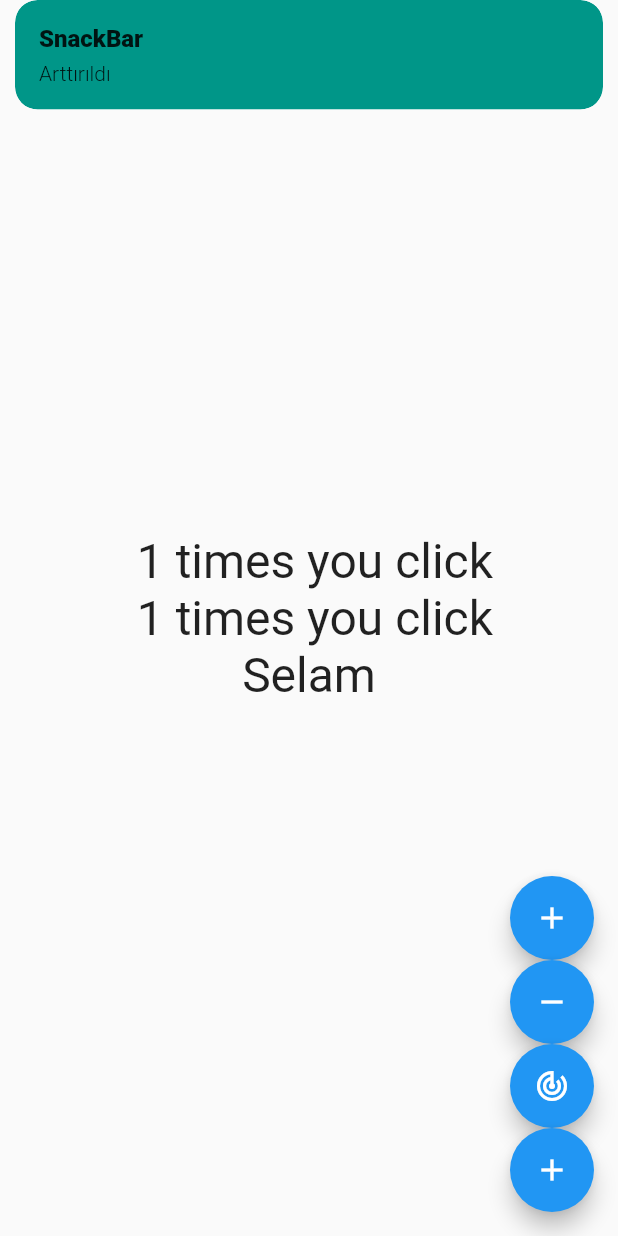
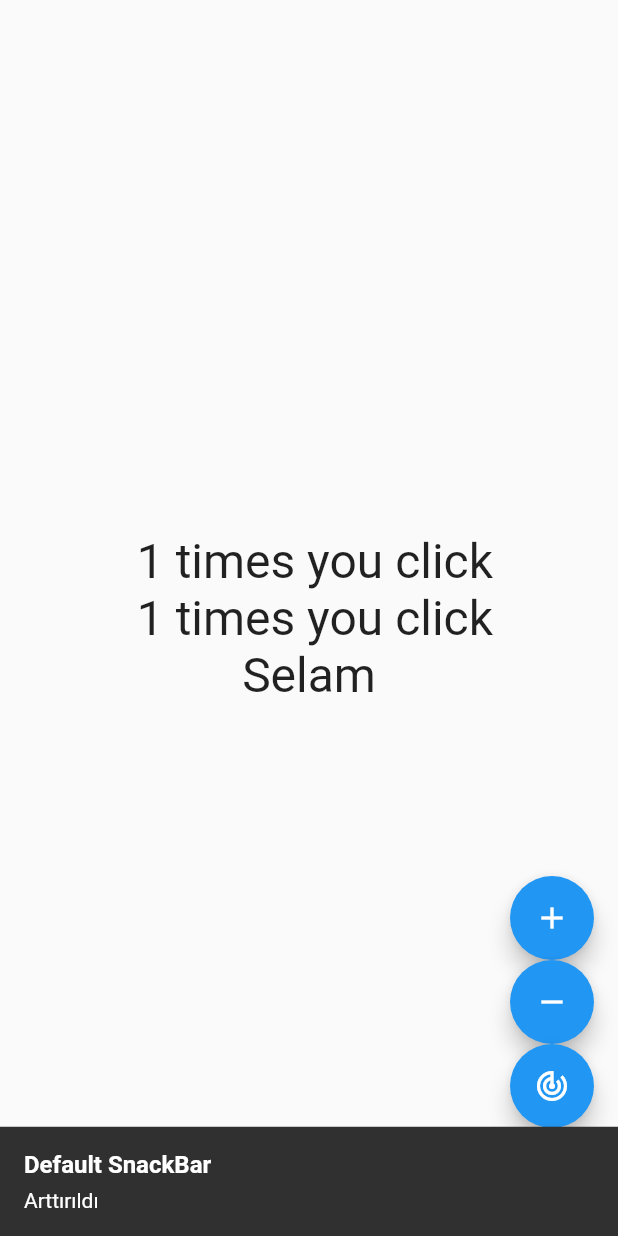
Before and after one commit to ibrahim-demirci/flutter_getx_package_examples, a Flutter app: the screen it shows after launch, after a tap on the "add" icon, on a phone screen of 412 x 824 dp. Run offline on Flutter 3.47's test engine with Material 2 defaults, Android fonts, the phone set to English and light mode, and no system bars; our stand-ins replace get.

Commit message:
Added default snackbar with getx

```diff
--- a/lib/main.dart
+++ b/lib/main.dart
@@ -26,11 +26,12 @@ class MyHomePage extends StatelessWidget {
             heroTag: '1',
             onPressed: () {
               _controller.increase();
-              Get.snackbar(
-                'SnackBar',
-                'Arttırıldı',
-                backgroundColor: Colors.teal,
-              );
+              Get.showSnackbar(GetBar(
+                title: 'Default SnackBar',
+                message: 'Arttırıldı',
+                isDismissible: true,
+              ));
+
               print(_controller.count);
             },
             child: Icon(Icons.add),
```
